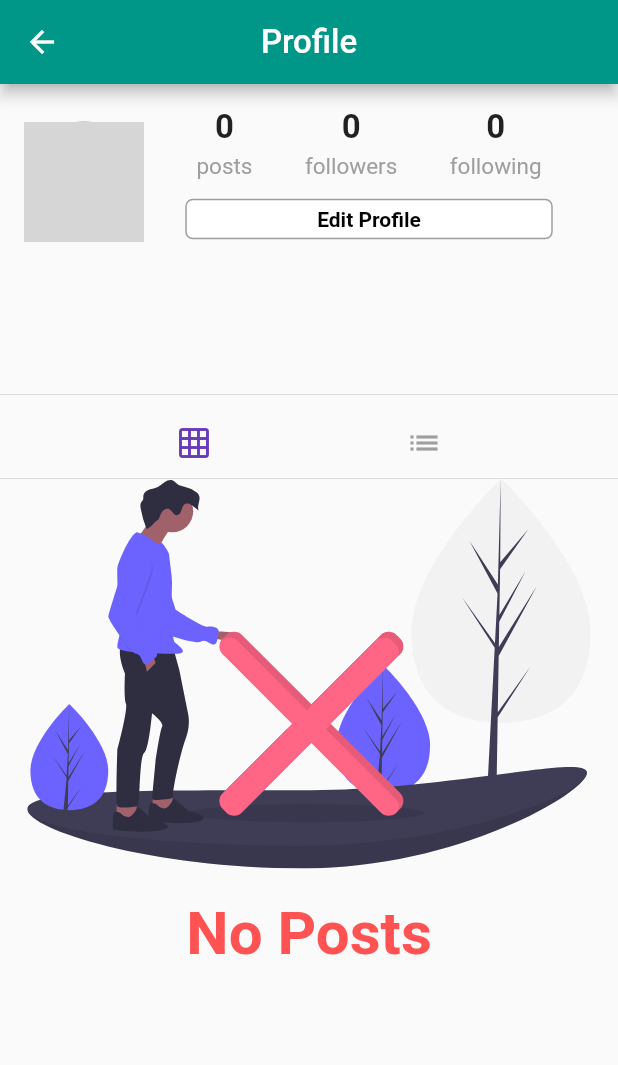
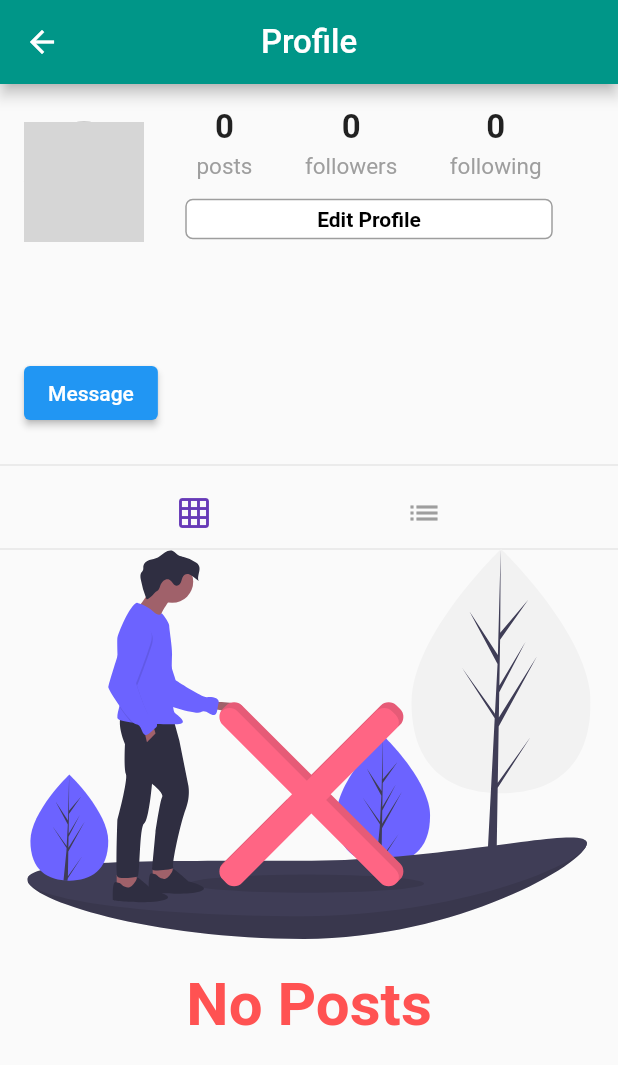
Before and after one commit to randyterrell/cardpalz, a Flutter app: the Profile screen opened directly, on a phone screen of 412 x 824 dp. Shown: the top 1065 px of the screen. Run offline on Flutter 3.47's test engine with Material 2 defaults, Android fonts, the phone set to English and light mode, and no system bars; our stand-ins replace cached_network_image, cloud_firestore, firebase_messaging, firebase_storage, flutter_svg, geolocator and 3 more; accounts and stored records are empty; network calls fail; grey boxes are pictures that could not be loaded.

Commit message:
As a CardPalz user, I need the ability to message other users, so that we can chat and make deals etc...  Added a button on Profile page so that each user can click it to message the other user. Need to wire up the logic next.

```diff
--- a/lib/pages/profile.dart
+++ b/lib/pages/profile.dart
@@ -279,17 +279,7 @@ class _ProfileState extends State<Profile> {
                     ),
                   ],
                 ),
-                Container(
-                  alignment: Alignment.centerLeft,
-                  padding: EdgeInsets.only(top: 12.0),
-                  child: Text(
-                    user.username,
-                    style: TextStyle(
-                      fontWeight: FontWeight.bold,
-                      fontSize: 16.0,
-                    ),
-                  ),
-                ),
+
                 Container(
                   alignment: Alignment.centerLeft,
                   padding: EdgeInsets.only(top: 4.0),
@@ -306,6 +296,24 @@ class _ProfileState extends State<Profile> {
                   child: Text(
                     user.bio,
                   ),
+                ),
+                Container(
+                  alignment: Alignment.centerLeft,
+                  padding: EdgeInsets.only(top: 2.0),
+                  child: Text(
+                    user.bio,
+                  ),
+                ),
+                Container(
+                  alignment: Alignment.centerLeft,
+                  padding: EdgeInsets.only(top: 12.0),
+                  child: ElevatedButton(
+                      style: ButtonStyle(
+                      backgroundColor: MaterialStateProperty.all<Color>(Colors.blue),
+                    ),
+                  onPressed: () { },
+                  child: const Text('Message'),
+                  )
                 ),
               ],
             ),
```
